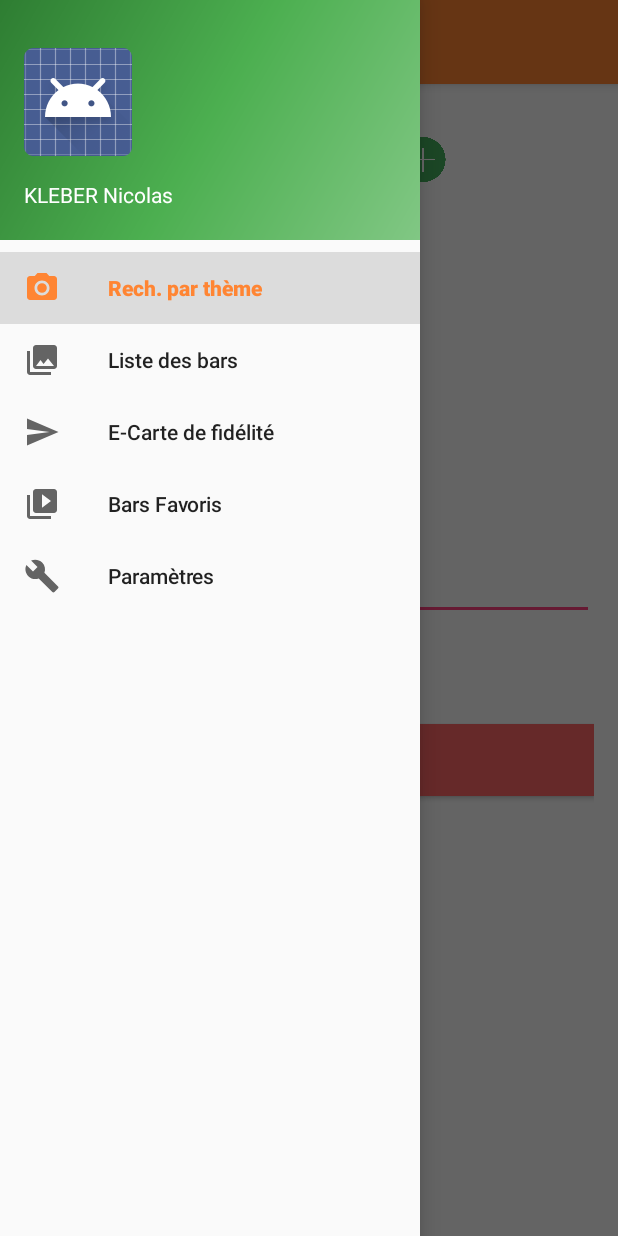
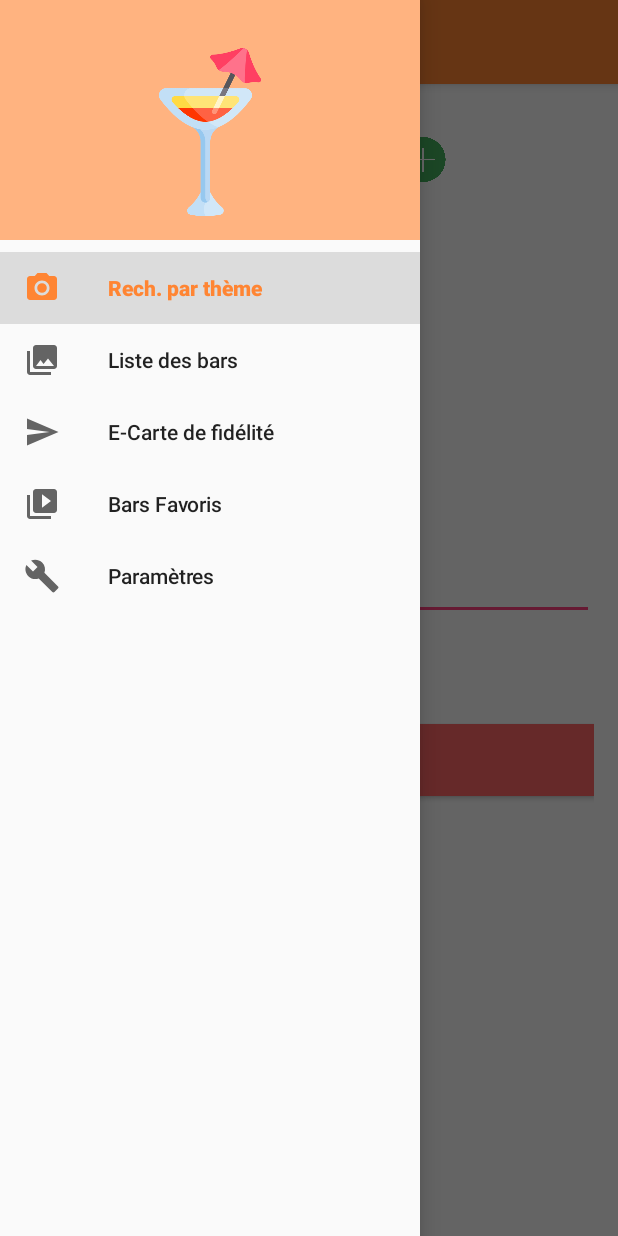
Before and after one commit to nicolas07/projet-paris, an Android app: the MainActivity screen opened directly, with no data from a screen before it, with the side drawer open, on a phone screen of 412 x 824 dp. Run offline under Robolectric (Android 15) with nearby library versions, the phone set to English and light mode, and no system bars.

Commit message:
Ajout Image GPS Page Detail

```diff
--- a/app/src/main/java/com/onvaou/FragmentDetail.java
+++ b/app/src/main/java/com/onvaou/FragmentDetail.java
@@ -53,7 +53,7 @@ public class FragmentDetail extends Fragment {
         ImageView euro3 = (ImageView) view.findViewById(R.id.euro3);
 
         ImageView gps = (ImageView) view.findViewById(R.id.ivMaps);
-        gps.setImageResource(R.mipmap.bar);
+        gps.setImageResource(R.mipmap.gps);
 
         Random r = new Random();
         DecimalFormat df = new DecimalFormat("#.00");
--- a/app/src/main/res/layout/fragment_detail.xml
+++ b/app/src/main/res/layout/fragment_detail.xml
@@ -119,7 +119,7 @@
         <!--android:layout_alignParentBottom="true"-->
         <!--android:layout_centerHorizontal="true"-->
         <!--android:layout_marginBottom="5dp" />-->
-    <!---->
+
     <ImageView
         android:id="@+id/ivMaps"
         android:layout_width="match_parent"
--- a/app/src/main/res/layout/nav_header_main.xml
+++ b/app/src/main/res/layout/nav_header_main.xml
@@ -2,7 +2,7 @@
 <LinearLayout xmlns:android="http://schemas.android.com/apk/res/android"
     android:layout_width="match_parent"
     android:layout_height="@dimen/nav_header_height"
-    android:background="@drawable/side_nav_bar"
+    android:background="#ffb380"
     android:gravity="bottom"
     android:orientation="vertical"
     android:paddingBottom="@dimen/activity_vertical_margin"
@@ -16,19 +16,12 @@
         android:layout_width="wrap_content"
         android:layout_height="wrap_content"
         android:paddingTop="@dimen/nav_header_vertical_spacing"
-        android:src="@android:drawable/sym_def_app_icon" />
-
-    <TextView
-        android:layout_width="match_parent"
-        android:layout_height="wrap_content"
-        android:paddingTop="@dimen/nav_header_vertical_spacing"
-        android:text="KLEBER Nicolas"
-        android:textAppearance="@style/TextAppearance.AppCompat.Body1" />
+        android:src="@mipmap/ic_cocktail" />
 
     <TextView
         android:id="@+id/textView"
         android:layout_width="wrap_content"
         android:layout_height="wrap_content"
-        android:text="nicolas.kleber@gmail.com" />
+        android:text="onvaou@gmail.com" />
 
 </LinearLayout>
```
Also changed, not shown: app/src/main/AndroidManifest.xml (+6 -6 lines).
